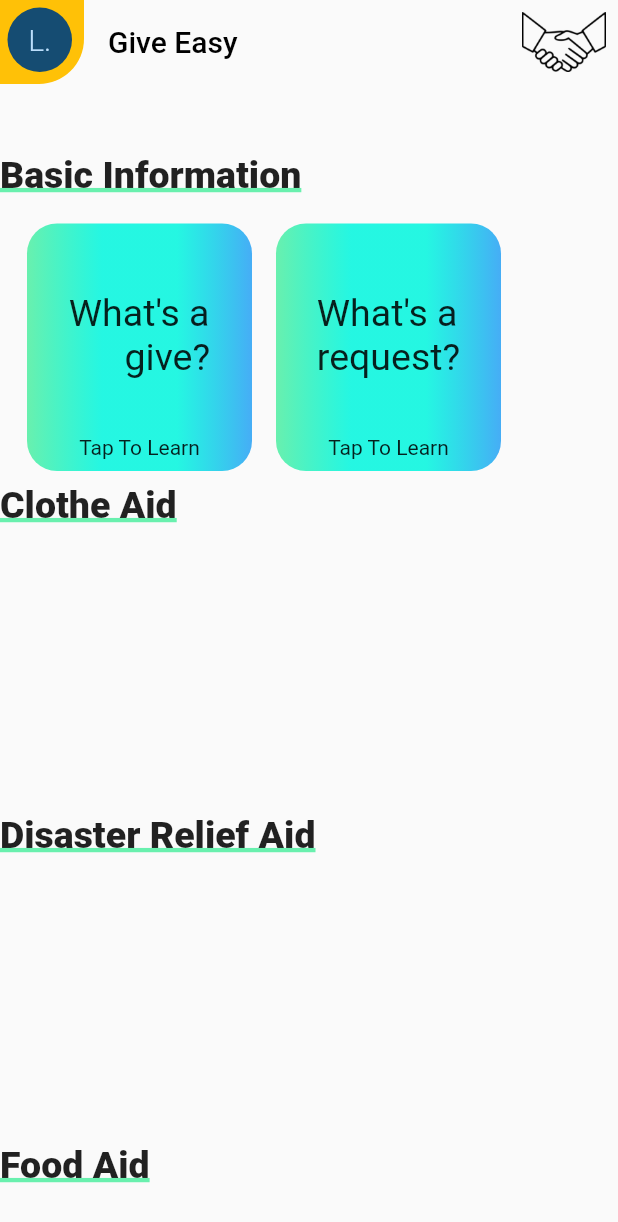
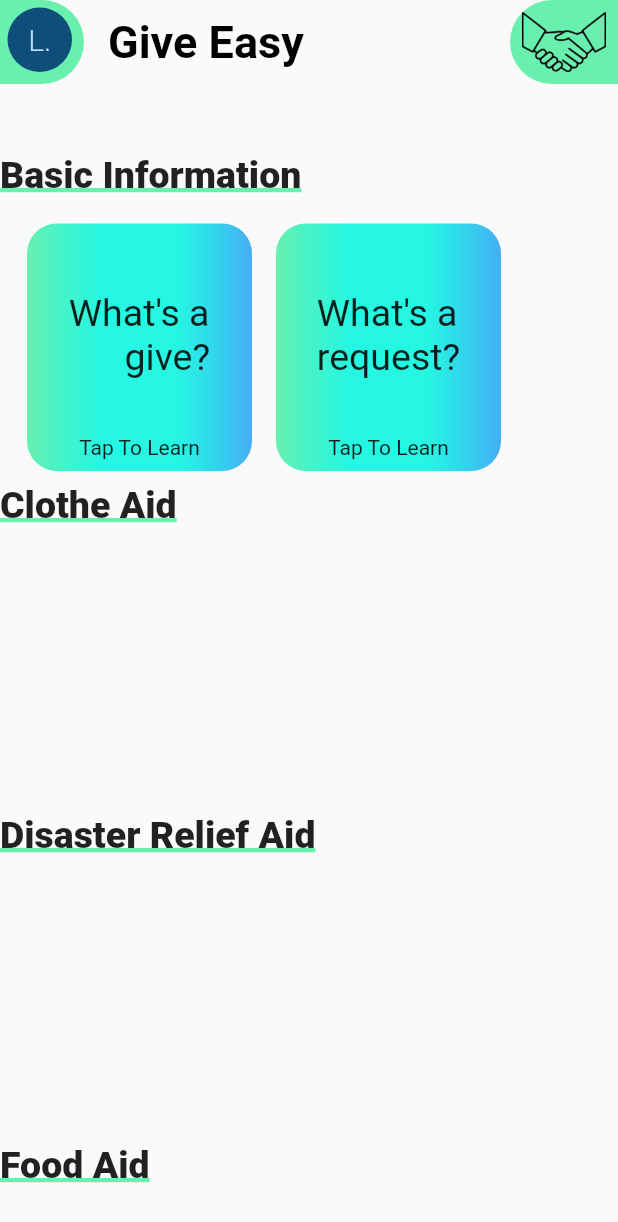
Before and after one commit to AkshaySiddannavar/give_easy, a Flutter app: the HomeScreen screen opened by its route, on a phone screen of 412 x 824 dp. Shown: the top 1222 px of the screen. Run offline on Flutter 3.47's test engine with Material 2 defaults, Android fonts, the phone set to English and light mode, and no system bars; our stand-ins replace cloud_firestore, confetti, file_picker, firebase_auth, firebase_core, firebase_storage and 2 more; missing offline and left inert: razorpay_flutter; accounts and stored records are empty.

Commit message:
change styling as per color palette

```diff
--- a/lib/screens/home_screen.dart
+++ b/lib/screens/home_screen.dart
@@ -166,21 +166,31 @@ class _HomeScreenState extends State<HomeScreen> {
         extendBodyBehindAppBar: true,
         appBar: AppBar(
           //it is transparent
-          shadowColor: Colors.transparent,
+          shadowColor: Colors.black45,
           scrolledUnderElevation: 1.0,
           elevation: 0.0,
           bottomOpacity: 1.0,
           toolbarOpacity: 1.0,
           backgroundColor: Colors.transparent,
           foregroundColor: Colors.transparent,
-          title: Text(
-            'Give Easy',
-            style: TextStyle(
-                color: Colors.black, backgroundColor: Colors.transparent),
+          title: Container(
+            decoration: BoxDecoration(
+                // color: Colors.greenAccent,
+                ),
+            child: Text(
+              'Give Easy',
+              style: TextStyle(
+                fontWeight: FontWeight.bold,
+                fontSize: 30,
+                color: Colors.black,
+                // backgroundColor: Colors.greenAccent,
+              ),
+            ),
           ),
           leading: //Profile Icon/Pic will come here
               GestureDetector(
             child: Container(
+              // color: Colors.greenAccent,
               padding:
                   EdgeInsets.only(bottom: 8.0, right: 8.0, left: 5.0, top: 5.0),
               child: CircleAvatar(
@@ -200,9 +210,10 @@ class _HomeScreenState extends State<HomeScreen> {
                 ),
               ),
               decoration: BoxDecoration(
-                color: Colors.amber,
+                color: Colors.greenAccent,
                 borderRadius: BorderRadius.only(
                   bottomRight: Radius.elliptical(30.0, 30.0),
+                  topRight: Radius.elliptical(30.0, 30.0),
                 ),
               ),
             ),
@@ -210,8 +221,15 @@ class _HomeScreenState extends State<HomeScreen> {
           ),
           actions: //Hero animation will come here, it will be the only thing in this list
               [
-            Padding(
+            Container(
               padding: const EdgeInsets.all(8.0),
+              decoration: BoxDecoration(
+                color: Colors.greenAccent,
+                borderRadius: BorderRadius.only(
+                  bottomLeft: Radius.elliptical(30.0, 30.0),
+                  topLeft: Radius.elliptical(30.0, 30.0),
+                ),
+              ),
               child: Hero(
                 tag: 'appIconTransition',
                 child: Image.asset('assets/images/handshake.png'),
```
